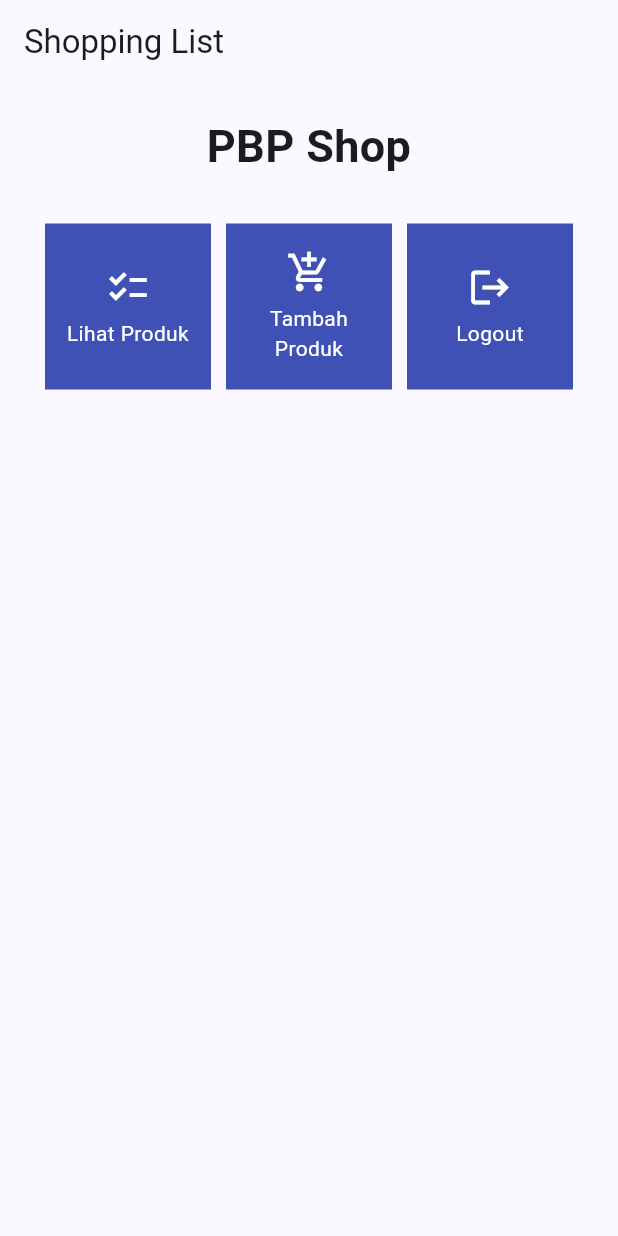
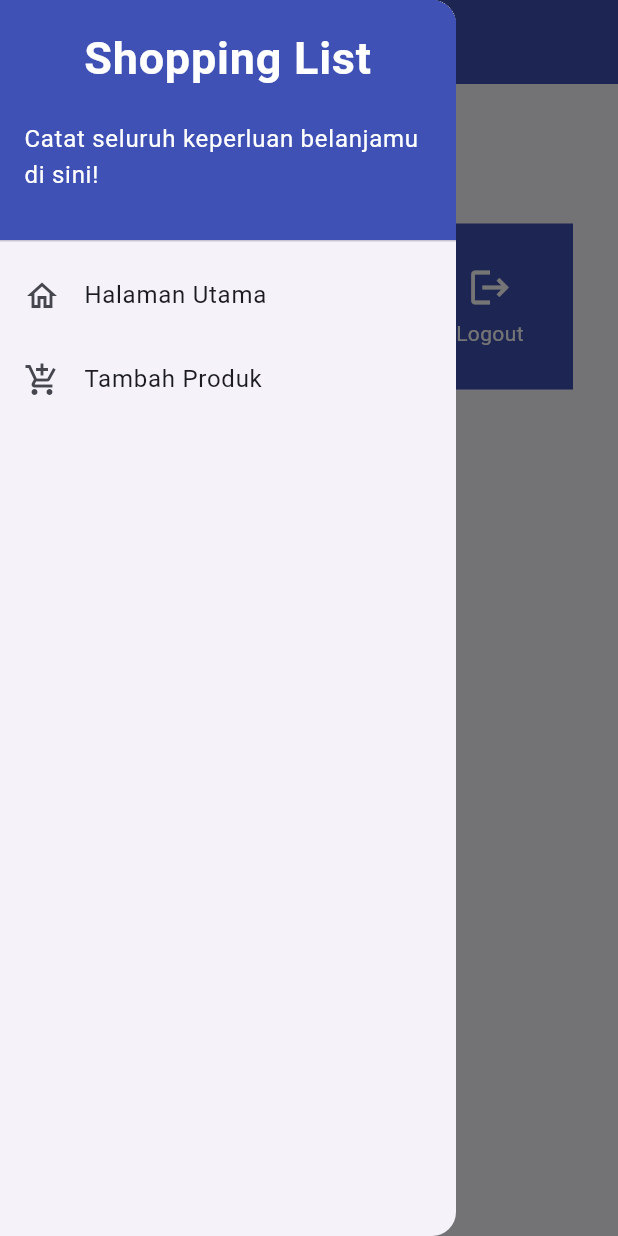
Before and after one commit to daffarafi/shopping-list-mobile, a Flutter app: the screen it shows after launch, with the side drawer open (before the commit the screen has no drawer), on a phone screen of 412 x 824 dp. Run offline on Flutter 3.47's test engine with Material 2 defaults, Android fonts, the phone set to English and light mode, and no system bars.

Commit message:
Tutorial 7

```diff
--- a/lib/menu.dart
+++ b/lib/menu.dart
@@ -1,4 +1,6 @@
 import 'package:flutter/material.dart';
+import 'package:shopping_list/widgets/left_drawer.dart';
+import 'package:shopping_list/shoplist_form.dart';
 
 class ShopItem {
   final String name;
@@ -24,6 +26,10 @@ class ShopCard extends StatelessWidget {
             ..hideCurrentSnackBar()
             ..showSnackBar(SnackBar(
                 content: Text("Kamu telah menekan tombol ${item.name}!")));
+          if (item.name == "Tambah Produk") {
+            Navigator.push(context,
+                MaterialPageRoute(builder: (context) => const ShopFormPage()));
+          }
         },
         child: Container(
           // Container untuk menyimpan Icon dan Text
@@ -68,6 +74,8 @@ class MyHomePage extends StatelessWidget {
         title: const Text(
           'Shopping List',
         ),
+        backgroundColor: Colors.indigo,
+        foregroundColor: Colors.white,
       ),
       body: SingleChildScrollView(
         // Widget wrapper yang dapat discroll
@@ -106,6 +114,7 @@ class MyHomePage extends StatelessWidget {
           ),
         ),
       ),
+      drawer: const LeftDrawer(),
     );
   }
 }
--- /dev/null
+++ b/lib/widgets/left_drawer.dart
@@ -0,0 +1,63 @@
+import 'package:flutter/material.dart';
+import 'package:shopping_list/menu.dart';
+import 'package:shopping_list/shoplist_form.dart';
+
+class LeftDrawer extends StatelessWidget {
+  const LeftDrawer({super.key});
+
+  @override
+  Widget build(BuildContext context) {
+    return Drawer(
+      child: ListView(
+        children: [
+          const DrawerHeader(
+            decoration: BoxDecoration(
+              color: Colors.indigo,
+            ),
+            child: Column(
+              children: [
+                Text(
+                  'Shopping List',
+                  textAlign: TextAlign.center,
+                  style: TextStyle(
+                    fontSize: 30,
+                    fontWeight: FontWeight.bold,
+                    color: Colors.white,
+                  ),
+                ),
+                Padding(padding: EdgeInsets.all(10)),
+                Text(
+                  "Catat seluruh keperluan belanjamu di sini!",
+                  style: TextStyle(color: Colors.white),
+                ),
+              ],
+            ),
+          ),
+          ListTile(
+            leading: const Icon(Icons.home_outlined),
+            title: const Text('Halaman Utama'),
+            // Bagian redirection ke MyHomePage
+            onTap: () {
+              Navigator.pushReplacement(
+                  context,
+                  MaterialPageRoute(
+                    builder: (context) => MyHomePage(),
+                  ));
+            },
+          ),
+          ListTile(
+            leading: const Icon(Icons.add_shopping_cart),
+            title: const Text('Tambah Produk'),
+            // Bagian redirection ke ShopFormPage
+            onTap: () {
+              Navigator.push(
+                  context,
+                  MaterialPageRoute(
+                      builder: (context) => const ShopFormPage()));
+            },
+          ),
+        ],
+      ),
+    );
+  }
+}
```
Also changed, not shown: lib/shoplist_form.dart (added, +159 -0 lines).
